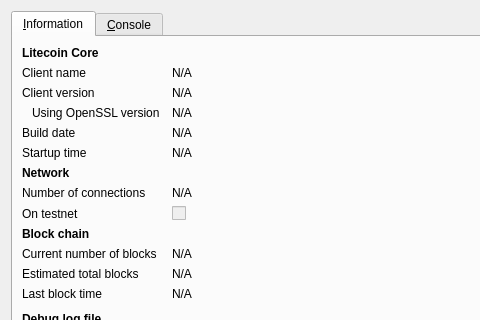
This is src/qt/forms/rpcconsole.ui in Dilmacoin/dilmacoin as Qt 5 draws it before an edit; both pictures show x 0 to 480 and y 0 to 320 of the 740 by 450 pixel window. The edited form follows.
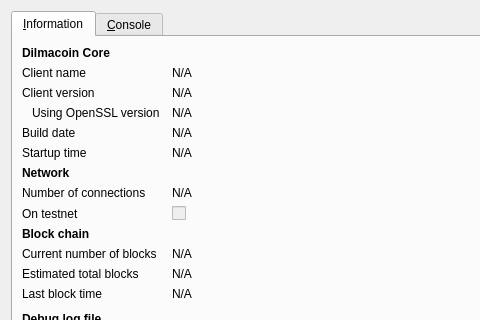
This is the edited form. Icons and pictures are not drawn.

What changed in the file:
```diff
--- a/src/qt/forms/rpcconsole.ui
+++ b/src/qt/forms/rpcconsole.ui
@@ -36,7 +36,7 @@
           </font>
          </property>
          <property name="text">
-          <string>Litecoin Core</string>
+          <string>Dilmacoin Core</string>
          </property>
         </widget>
        </item>
```
Left out of the diff: 6 changed lines with no effect on the pictures.
